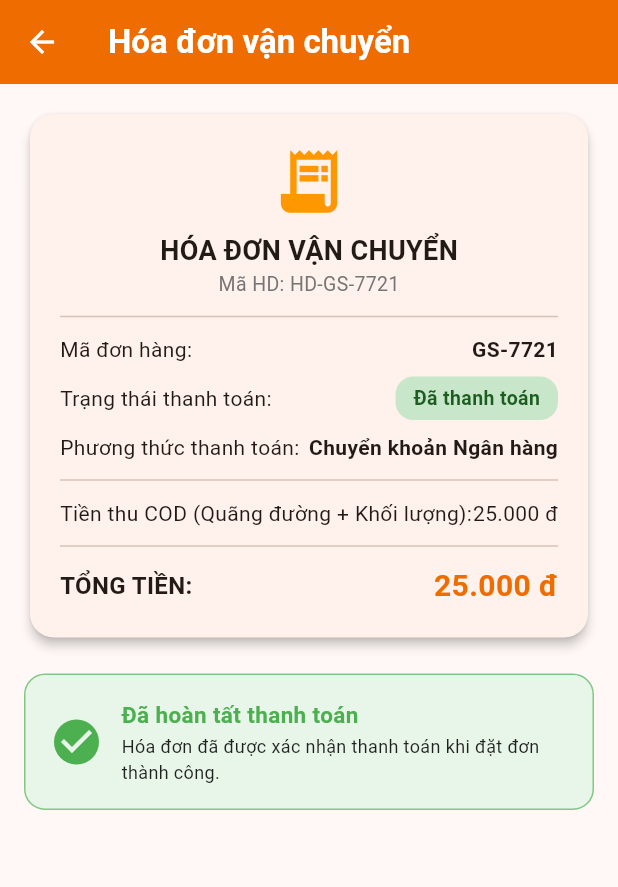
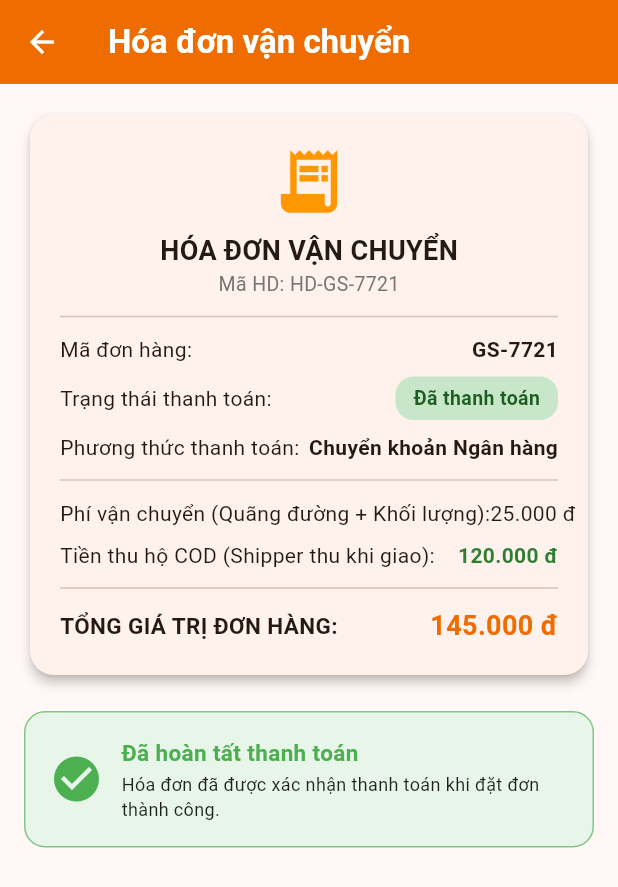
Before and after one commit to Jiro-crypto/goship, a Flutter app: the InvoiceScreen screen opened directly with sample values from the repository, on a phone screen of 412 x 824 dp. Shown: the top 887 px of the screen. Run offline on Flutter 3.47's test engine with Material 3 defaults, Android fonts, the phone set to English and light mode, and no system bars; our stand-ins replace flutter_map, geolocator, latlong2, shared_preferences; accounts and stored records are empty; network calls fail.

Commit message:
Cập nhật lại cus

```diff
--- a/lib/screens/customer/create_order_screen.dart
+++ b/lib/screens/customer/create_order_screen.dart
@@ -142,7 +142,7 @@ class _CreateOrderScreenState extends State<CreateOrderScreen> {
       ghiChu: _ghiChuController.text.trim(),
       tienCOD: double.tryParse(_tienCODController.text.trim()) ?? 0.0,
       phiShip: _phiShip > 0 ? _phiShip : 25000.0,
-      trangThaiDon: 'Chờ phân công',
+      trangThaiDon: 'Chờ giao',
       thoiGianTao: DateTime.now(),
       danhMucHang: _danhMucController.text.trim().isNotEmpty ? _danhMucController.text.trim() : 'Hàng hóa chung',
       soLuong: int.tryParse(_soLuongController.text) ?? 1,
--- a/lib/screens/customer/customer_home_screen.dart
+++ b/lib/screens/customer/customer_home_screen.dart
@@ -328,9 +328,14 @@ class _CustomerHomeScreenState extends State<CustomerHomeScreen> {
                               mainAxisAlignment: MainAxisAlignment.spaceBetween,
                               children: [
                                 Text(
-                                  'Tiền thu COD: ${currencyFormatter.format(order.phiShip > 0 ? order.phiShip : 25000.0)}',
+                                  'Phí ship: ${currencyFormatter.format(order.phiShip)}',
                                   style: TextStyle(fontSize: 13, color: primaryColor, fontWeight: FontWeight.bold),
                                 ),
+                                if (order.tienCOD > 0)
+                                  Text(
+                                    'COD: ${currencyFormatter.format(order.tienCOD)}',
+                                    style: TextStyle(fontSize: 13, color: Colors.green.shade800, fontWeight: FontWeight.bold),
+                                  ),
                               ],
                             ),
                           ],
--- a/lib/screens/customer/customer_order_detail_screen.dart
+++ b/lib/screens/customer/customer_order_detail_screen.dart
@@ -313,10 +313,21 @@ class _CustomerOrderDetailScreenState extends State<CustomerOrderDetailScreen> {
                     Row(
                       mainAxisAlignment: MainAxisAlignment.spaceBetween,
                       children: [
-                        const Text('Tiền thu COD:'),
+                        const Text('Phí vận chuyển (Khách trả):'),
                         Text(
-                          currencyFormatter.format(order.phiShip > 0 ? order.phiShip : (order.tienCOD > 0 ? order.tienCOD : 25000.0)),
+                          currencyFormatter.format(order.phiShip),
                           style: const TextStyle(fontWeight: FontWeight.bold, color: Colors.blue),
+                        ),
+                      ],
+                    ),
+                    const SizedBox(height: 6),
+                    Row(
+                      mainAxisAlignment: MainAxisAlignment.spaceBetween,
+                      children: [
+                        const Text('Tiền thu hộ COD (Shipper thu):'),
+                        Text(
+                          currencyFormatter.format(order.tienCOD),
+                          style: TextStyle(fontWeight: FontWeight.bold, color: Colors.green.shade800),
                         ),
                       ],
                     ),
@@ -324,9 +335,9 @@ class _CustomerOrderDetailScreenState extends State<CustomerOrderDetailScreen> {
                     Row(
                       mainAxisAlignment: MainAxisAlignment.spaceBetween,
                       children: [
-                        const Text('TỔNG THU COD:', style: TextStyle(fontWeight: FontWeight.bold)),
+                        const Text('TỔNG GIÁ TRỊ ĐƠN HÀNG:', style: TextStyle(fontWeight: FontWeight.bold)),
                         Text(
-                          currencyFormatter.format(order.phiShip > 0 ? order.phiShip : (order.tienCOD > 0 ? order.tienCOD : 25000.0)),
+                          currencyFormatter.format(order.phiShip + order.tienCOD),
                           style: TextStyle(fontWeight: FontWeight.bold, fontSize: 16, color: primaryColor),
                         ),
                       ],
--- a/lib/screens/customer/invoice_screen.dart
+++ b/lib/screens/customer/invoice_screen.dart
@@ -11,7 +11,6 @@ class InvoiceScreen extends StatelessWidget {
   Widget build(BuildContext context) {
     final currencyFormatter = NumberFormat.currency(locale: 'vi_VN', symbol: 'đ');
     final primaryColor = Colors.orange.shade800;
-    final totalAmount = order.phiShip > 0 ? order.phiShip : 25000.0;
     final invoiceId = 'HD-${order.orderId}';
 
     return Scaffold(
@@ -88,18 +87,29 @@ class InvoiceScreen extends StatelessWidget {
                     Row(
                       mainAxisAlignment: MainAxisAlignment.spaceBetween,
                       children: [
-                        const Text('Tiền thu COD (Quãng đường + Khối lượng):'),
-                        Text(currencyFormatter.format(totalAmount)),
+                        const Text('Phí vận chuyển (Quãng đường + Khối lượng):'),
+                        Text(currencyFormatter.format(order.phiShip)),
+                      ],
+                    ),
+                    const SizedBox(height: 8),
+                    Row(
+                      mainAxisAlignment: MainAxisAlignment.spaceBetween,
+                      children: [
+                        const Text('Tiền thu hộ COD (Shipper thu khi giao):'),
+                        Text(
+                          currencyFormatter.format(order.tienCOD),
+                          style: TextStyle(fontWeight: FontWeight.bold, color: Colors.green.shade800),
+                        ),
                       ],
                     ),
                     const Divider(height: 24),
                     Row(
                       mainAxisAlignment: MainAxisAlignment.spaceBetween,
                       children: [
-                        const Text('TỔNG TIỀN:', style: TextStyle(fontWeight: FontWeight.bold, fontSize: 16)),
+                        const Text('TỔNG GIÁ TRỊ ĐƠN HÀNG:', style: TextStyle(fontWeight: FontWeight.bold, fontSize: 15)),
                         Text(
-                          currencyFormatter.format(totalAmount),
-                          style: TextStyle(fontSize: 20, fontWeight: FontWeight.bold, color: primaryColor),
+                          currencyFormatter.format(order.phiShip + order.tienCOD),
+                          style: TextStyle(fontSize: 18, fontWeight: FontWeight.bold, color: primaryColor),
                         ),
                       ],
                     ),
--- a/lib/screens/customer/payment_qr_screen.dart
+++ b/lib/screens/customer/payment_qr_screen.dart
@@ -94,7 +94,7 @@ class _PaymentQRScreenState extends State<PaymentQRScreen> {
     // Save transaction ID and order permanently to SharedPreferences & memory
     final String txnId = "TXN-${DateTime.now().millisecondsSinceEpoch.toString().substring(5)}";
     widget.order.transactionId = txnId;
-    widget.order.trangThaiDon = 'Chờ phân công';
+    widget.order.trangThaiDon = 'Chờ giao';
     await PreferenceService.saveOrder(widget.order);
 
     if (!mounted) return;
--- a/lib/screens/customer/payment_success_screen.dart
+++ b/lib/screens/customer/payment_success_screen.dart
@@ -13,7 +13,7 @@ class PaymentSuccessScreen extends StatelessWidget {
     final currencyFormatter = NumberFormat.currency(locale: 'vi_VN', symbol: 'đ');
     final primaryColor = Colors.orange.shade800;
     final totalAmount = order.phiShip > 0 ? order.phiShip : 25000.0;
-    final transactionId = 'TX-${DateTime.now().millisecondsSinceEpoch.toString().substring(5)}';
+    final transactionId = order.transactionId ?? 'TXN-${DateTime.now().millisecondsSinceEpoch.toString().substring(5)}';
 
     return Scaffold(
       backgroundColor: Colors.white,
--- a/lib/screens/customer/register_screen.dart
+++ b/lib/screens/customer/register_screen.dart
@@ -70,7 +70,10 @@ class _RegisterScreenState extends State<RegisterScreen> {
             backgroundColor: Colors.green,
           ),
         );
-        Navigator.pop(context);
+        Navigator.pop(context, {
+          'email': _emailController.text.trim(),
+          'password': _passwordController.text.trim(),
+        });
       } else {
         ScaffoldMessenger.of(context).showSnackBar(
           const SnackBar(
```
Also changed, not shown: lib/screens/login_screen.dart (+14 -3 lines).
